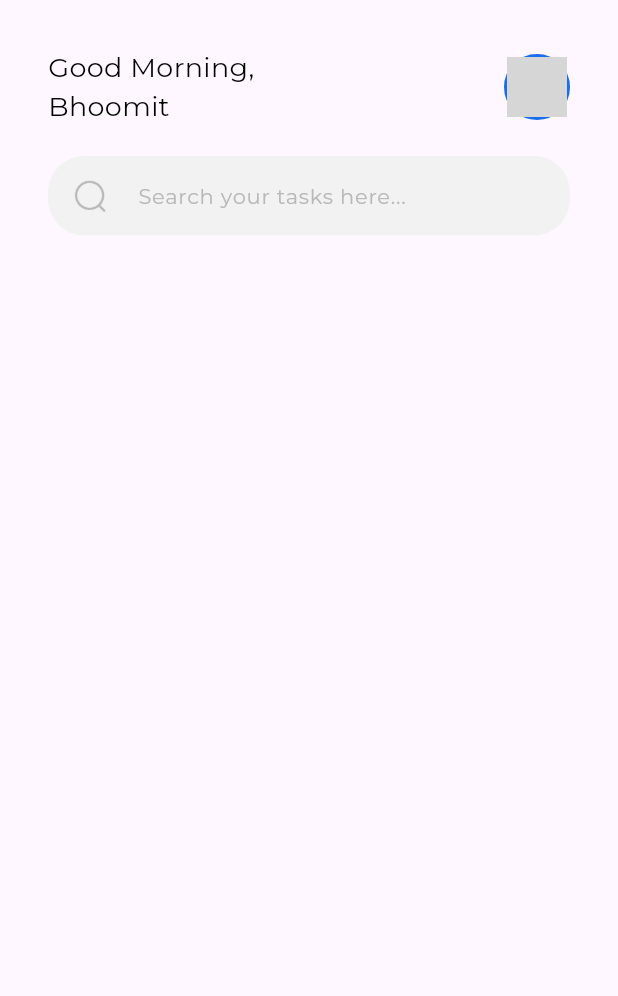
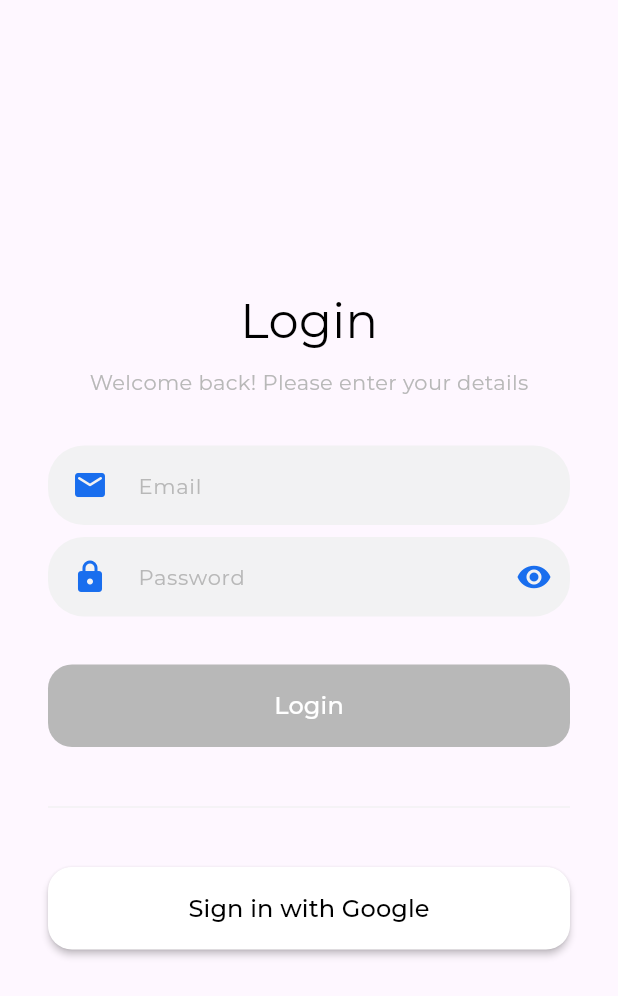
Before and after one commit to bhoomit74/todo, a Flutter app: the screen it shows after launch, on a phone screen of 412 x 824 dp. Shown: the top 996 px of the screen. Run offline on Flutter 3.47's test engine with Material 3 defaults, Android fonts, the phone set to English and light mode, and no system bars; drawn by our look-alikes of cached_network_image; our stand-ins replace flutter_bloc, gap, google_fonts; grey boxes are pictures that could not be loaded.

Commit message:
feat: add login screen design and validations.

```diff
--- /dev/null
+++ b/lib/domain/validators/regex.dart
@@ -0,0 +1,4 @@
+class AppRegExp {
+  static RegExp emailRegExp = RegExp(
+      r"^[a-zA-Z0-9.a-zA-Z0-9.!#$%&'*+-/=?^_`{|}~]+@[a-zA-Z0-9]+\.[a-zA-Z]+");
+}
--- /dev/null
+++ b/lib/domain/validators/validator.dart
@@ -0,0 +1,26 @@
+import 'package:todo/domain/validators/regex.dart';
+
+class Validator {
+  static String? emailValidator(String email) {
+    if (email.isEmpty) {
+      return "Email required";
+    }
+    if (!AppRegExp.emailRegExp.hasMatch(email)) {
+      return "Enter valid email";
+    }
+    return null;
+  }
+
+  static String? passwordValidator(String password) {
+    if (password.isEmpty) {
+      return "Password required";
+    }
+    if (password.length < 6) {
+      return "Password must be at least 6 characters long.";
+    }
+    if (!RegExp(r'[A-Z]').hasMatch(password)) {
+      return "Password must contain at least one uppercase letter.";
+    }
+    return null;
+  }
+}
--- a/lib/main.dart
+++ b/lib/main.dart
@@ -1,5 +1,5 @@
 import 'package:flutter/material.dart';
-import 'package:todo/presentation/pages/dashboard/dashboard.dart';
+import 'package:todo/presentation/pages/authentication/login/login.dart';
 
 void main() {
   runApp(const MyApp());
@@ -16,7 +16,7 @@ class MyApp extends StatelessWidget {
         colorScheme: ColorScheme.fromSeed(seedColor: Colors.deepPurple),
         useMaterial3: true,
       ),
-      home: const Dashboard(),
+      home: const Login(),
     );
   }
 }
--- /dev/null
+++ b/lib/presentation/pages/authentication/bloc/authentication_cubit.dart
@@ -0,0 +1,39 @@
+import 'package:flutter_bloc/flutter_bloc.dart';
+import 'package:todo/domain/validators/validator.dart';
+
+part 'authentication_state.dart';
+
+class AuthenticationCubit extends Cubit<AuthenticationState> {
+  String email = "";
+  String password = "";
+  String? emailError;
+  String? passwordError;
+  AuthenticationCubit() : super(AuthenticationInitial());
+
+  void loginWithEmailAndPassword() {
+    //TODO: Add firebase authentication with email and password
+  }
+
+  void loginWithGoogle() {
+    //TODO: Add firebase authentication with google
+  }
+
+  void onEmailChange(String email) {
+    this.email = email;
+    emailError = Validator.emailValidator(email);
+    emit(ValidationErrorChange());
+  }
+
+  void onPasswordChange(String password) {
+    this.password = password;
+    passwordError = Validator.passwordValidator(password);
+    emit(ValidationErrorChange());
+  }
+
+  bool get isLoginFormValid {
+    return email.isNotEmpty &&
+        password.isNotEmpty &&
+        emailError == null &&
+        passwordError == null;
+  }
+}
--- /dev/null
+++ b/lib/presentation/pages/authentication/bloc/authentication_state.dart
@@ -0,0 +1,16 @@
+part of 'authentication_cubit.dart';
+
+sealed class AuthenticationState {}
+
+final class AuthenticationInitial extends AuthenticationState {}
+
+final class AuthenticationLoading extends AuthenticationState {}
+
+final class AuthenticationSuccess extends AuthenticationState {}
+
+final class ValidationErrorChange extends AuthenticationState {}
+
+final class AuthenticationError extends AuthenticationState {
+  final String message;
+  AuthenticationError(this.message);
+}
--- /dev/null
+++ b/lib/presentation/pages/authentication/login/login.dart
@@ -0,0 +1,82 @@
+import 'package:flutter/material.dart';
+import 'package:flutter_bloc/flutter_bloc.dart';
+import 'package:todo/presentation/pages/authentication/bloc/authentication_cubit.dart';
+import 'package:todo/presentation/styles/styles.dart';
+import 'package:todo/presentation/widgets/app_button.dart';
+import 'package:todo/presentation/widgets/app_text_field.dart';
+
+class Login extends StatefulWidget {
+  const Login({super.key});
+
+  @override
+  State<Login> createState() => _LoginState();
+}
+
+class _LoginState extends State<Login> {
+  AuthenticationCubit cubit = AuthenticationCubit();
+
+  @override
+  Widget build(BuildContext context) {
+    return BlocBuilder<AuthenticationCubit, AuthenticationState>(
+      bloc: cubit,
+      builder: (context, state) {
+        return Scaffold(
+          body: SafeArea(
+            child: Padding(
+              padding: AppConstants.padding32,
+              child: Column(
+                mainAxisAlignment: MainAxisAlignment.center,
+                children: [
+                  Text(AppStrings.login, style: AppTextStyle.h2()),
+                  AppConstants.gap8,
+                  Text(AppStrings.welcomeBackEnterDetails,
+                      style: AppTextStyle.body(color: AppColors.grey)),
+                  AppConstants.gap32,
+                  AppTextField(
+                    hint: AppStrings.email,
+                    onChanged: (email) => cubit.onEmailChange(email),
+                    error: cubit.emailError,
+                    focusedBorderColor: AppColors.primary,
+                    textInputType: TextInputType.emailAddress,
+                    prefixIcon: const Padding(
+                      padding: AppConstants.paddingH16,
+                      child:
+                          Icon(Icons.email_rounded, color: AppColors.primary),
+                    ),
+                  ),
+                  AppConstants.gap8,
+                  AppTextField(
+                    hint: AppStrings.password,
+                    error: cubit.passwordError,
+                    focusedBorderColor: AppColors.primary,
+                    obscureText: true,
+                    onChanged: (password) => cubit.onPasswordChange(password),
+                    textInputType: TextInputType.visiblePassword,
+                    prefixIcon: const Padding(
+                      padding: AppConstants.paddingH16,
+                      child: Icon(Icons.lock_rounded, color: AppColors.primary),
+                    ),
+                  ),
+                  AppConstants.gap32,
+                  AppButton(
+                      label: AppStrings.login,
+                      onPressed: cubit.isLoginFormValid
+                          ? cubit.loginWithEmailAndPassword
+                          : null),
+                  AppConstants.gap32,
+                  const Divider(color: AppColors.lightGrey),
+                  AppConstants.gap32,
+                  AppButton(
+                      label: AppStrings.signInWithGoogle,
+                      onPressed: cubit.loginWithGoogle,
+                      bgColor: AppColors.white,
+                      textColor: AppColors.black),
+                ],
+              ),
+            ),
+          ),
+        );
+      },
+    );
+  }
+}
--- a/lib/presentation/styles/app_strings.dart
+++ b/lib/presentation/styles/app_strings.dart
@@ -1,4 +1,10 @@
 class AppStrings {
   static const String todo = "TODO";
   static const String searchTaskHere = "Search your tasks here...";
+  static const String login = "Login";
+  static const String email = "Email";
+  static const String password = "Password";
+  static const String signInWithGoogle = "Sign in with Google";
+  static const String welcomeBackEnterDetails =
+      "Welcome back! Please enter your details";
 }
--- a/lib/presentation/widgets/app_button.dart
+++ b/lib/presentation/widgets/app_button.dart
@@ -5,11 +5,11 @@ class AppButton extends StatelessWidget {
   final String label;
   final Color textColor;
   final Color bgColor;
-  final Function() onPressed;
+  final Function()? onPressed;
   const AppButton({
     super.key,
     required this.label,
-    required this.onPressed,
+    this.onPressed,
     this.textColor = AppColors.white,
     this.bgColor = AppColors.btnEnd,
   });
@@ -20,6 +20,8 @@ class AppButton extends StatelessWidget {
       padding: AppConstants.paddingV16,
       shape: RoundedRectangleBorder(borderRadius: AppConstants.borderRadius16),
       onPressed: onPressed,
+      disabledColor: AppColors.grey,
+      disabledTextColor: AppColors.black70,
       minWidth: double.maxFinite,
       color: bgColor,
       child: Text(label, style: AppTextStyle.button(color: textColor)),
```
